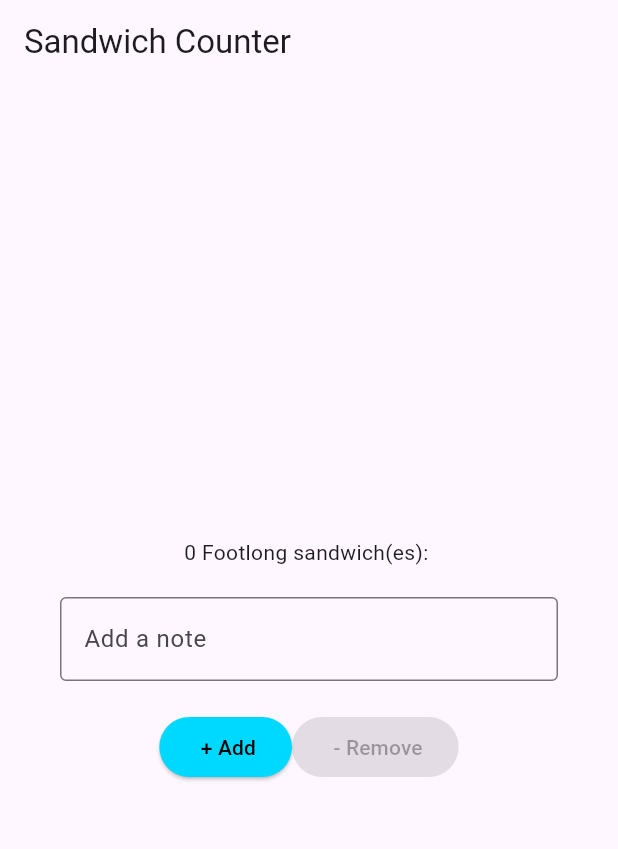
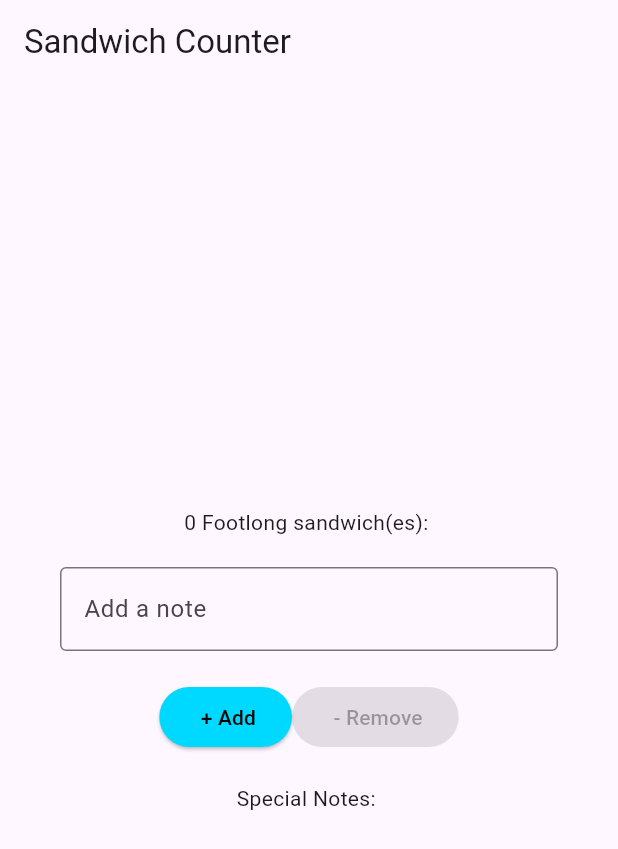
Before and after one commit to WoodhouseA/flutter_application_1, a Flutter app: the screen it shows after launch, on a phone screen of 412 x 824 dp. Shown: the top 849 px of the screen. Run offline on Flutter 3.47's test engine with Material 3 defaults, Android fonts, the phone set to English and light mode, and no system bars.

Commit message:
Add notes viewing and enum SandwichType

```diff
--- a/lib/main.dart
+++ b/lib/main.dart
@@ -15,6 +15,8 @@ class App extends StatelessWidget {
     );
   }
 }
+
+enum SandwichType { footlong, sixInch }
 
 class OrderScreen extends StatefulWidget {
   final int maxQuantity;
@@ -84,6 +86,8 @@ class _OrderScreenState extends State<OrderScreen> {
                     _quantity > 0 ? _decreaseQuantity : null, ' - Remove'),
               ],
             ),
+            const SizedBox(height: 20),
+            Text('Special Notes: ${_notesController.text}'),
           ],
         ),
       ),
```
